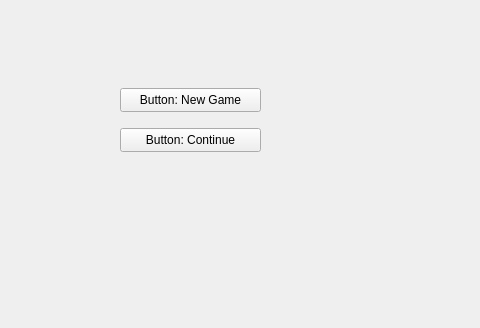
Above: startmenu.ui from expliyh/GenshinXXL before the change; both pictures show x 0 to 480 and y 122 to 450 of the 800 by 450 pixel window. Below: the same form after it.
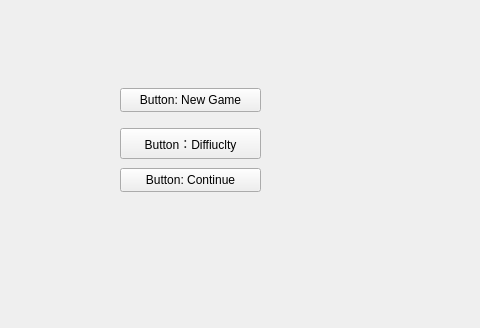
That is the form after the change.

```diff
--- a/startmenu.ui
+++ b/startmenu.ui
@@ -64,7 +64,7 @@
     <property name="geometry">
      <rect>
       <x>120</x>
-      <y>250</y>
+      <y>290</y>
       <width>141</width>
       <height>24</height>
      </rect>
@@ -76,6 +76,22 @@
      <string>Button: Continue</string>
     </property>
    </widget>
+   <widget class="QPushButton" name="difficultyButton">
+    <property name="geometry">
+     <rect>
+      <x>120</x>
+      <y>250</y>
+      <width>141</width>
+      <height>31</height>
+     </rect>
+    </property>
+    <property name="cursor">
+     <cursorShape>CrossCursor</cursorShape>
+    </property>
+    <property name="text">
+     <string>Button：Diffiuclty</string>
+    </property>
+   </widget>
   </widget>
   <widget class="QMenuBar" name="menubar">
    <property name="geometry">
```
Left out of the diff: 2 changed lines with no effect on the pictures.
